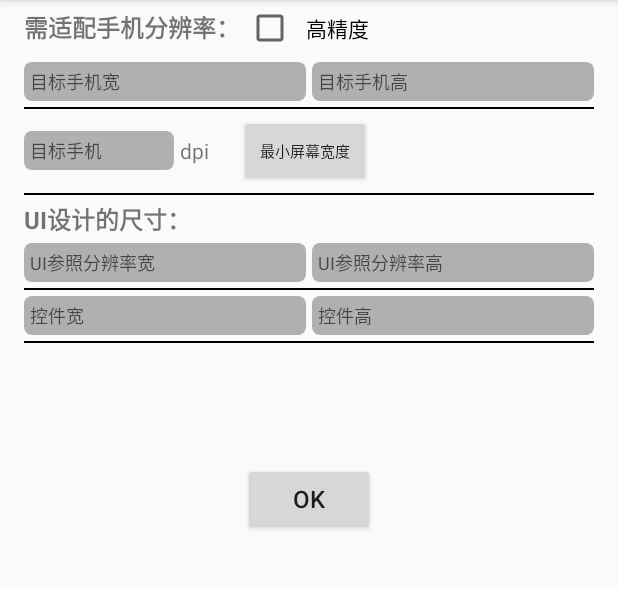
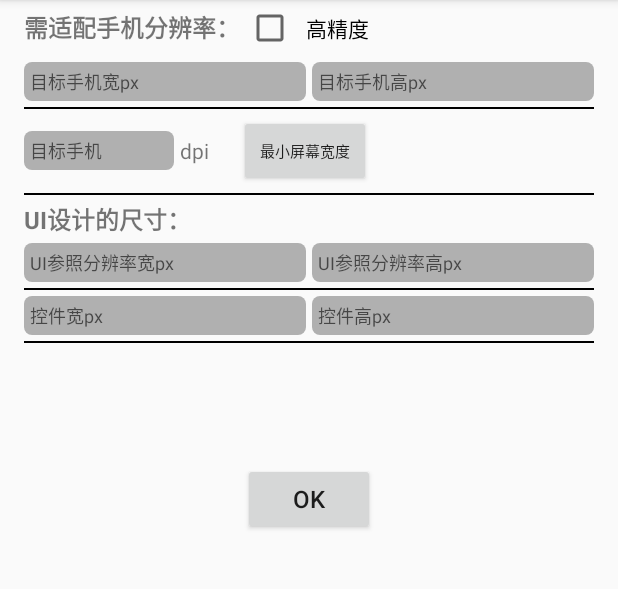
Before and after one commit to lnztmtr/Util, an Android app: the screen it shows after launch (MainActivity), on a phone screen of 412 x 824 dp, the part 84-673 px from its top. Run offline under Robolectric (Android 15) with nearby library versions, the phone set to English and light mode, and no system bars.

Commit message:
优化显示

```diff
--- a/ScreenResolutionConvert/app/src/main/res/layout/activity_main.xml
+++ b/ScreenResolutionConvert/app/src/main/res/layout/activity_main.xml
@@ -50,7 +50,7 @@
                 android:layout_height="wrap_content"
                 android:layout_weight="1"
                 android:background="@drawable/select_edittext"
-                android:hint="目标手机宽"
+                android:hint="目标手机宽px"
                 android:inputType="numberDecimal"
                 android:padding="4dp"
                 android:textSize="12sp"/>
@@ -62,7 +62,7 @@
                 android:layout_marginLeft="4dp"
                 android:layout_weight="1"
                 android:background="@drawable/select_edittext"
-                android:hint="目标手机高"
+                android:hint="目标手机高px"
                 android:inputType="numberDecimal"
                 android:padding="4dp"
                 android:textSize="12sp"/>
@@ -159,7 +159,7 @@
                 android:layout_height="wrap_content"
                 android:layout_weight="1"
                 android:background="@drawable/select_edittext"
-                android:hint="UI参照分辨率宽"
+                android:hint="UI参照分辨率宽px"
                 android:inputType="numberDecimal"
 
                 android:padding="4dp"
@@ -172,7 +172,7 @@
                 android:layout_marginLeft="4dp"
                 android:layout_weight="1"
                 android:background="@drawable/select_edittext"
-                android:hint="UI参照分辨率高"
+                android:hint="UI参照分辨率高px"
                 android:inputType="numberDecimal"
                 android:padding="4dp"
                 android:textSize="12sp"/>
@@ -199,7 +199,7 @@
                 android:layout_height="wrap_content"
                 android:layout_weight="1"
                 android:background="@drawable/select_edittext"
-                android:hint="控件宽"
+                android:hint="控件宽px"
                 android:inputType="numberDecimal"
                 android:padding="4dp"
                 android:textSize="12sp"/>
@@ -210,7 +210,7 @@
                 android:layout_height="wrap_content"
                 android:layout_weight="1"
                 android:background="@drawable/select_edittext"
-                android:hint="控件高"
+                android:hint="控件高px"
                 android:inputType="numberDecimal"
                 android:padding="4dp"
                 android:layout_marginLeft="4dp"
```
Also changed, not shown: 1 other file.
